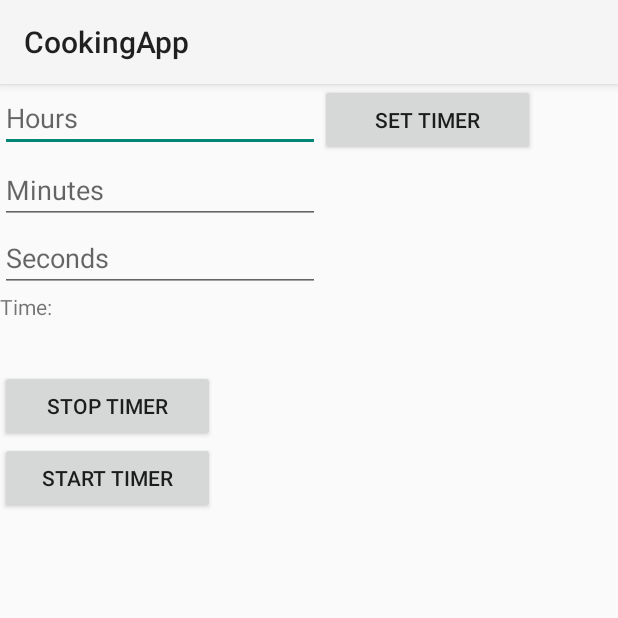
After one commit to Cadetll98/CSE115A-Bon-Appetit, an Android app built with Jetpack Compose: the Timer screen opened directly, with no data from a screen before it, on a phone screen of 412 x 824 dp, the top half of it. The commit adds this screen. Run offline under Robolectric (Android 15) with nearby library versions, the phone set to English and light mode, and no system bars.

Commit message:
finish the timerpart

```diff
--- /dev/null
+++ b/app/src/main/java/com/cookingapp/Timer.kt
@@ -0,0 +1,124 @@
+package com.cookingapp
+
+import android.media.RingtoneManager
+import android.net.Uri
+import android.os.Bundle
+import android.os.Handler
+import android.os.Message
+import android.view.View
+import android.widget.Button
+import android.widget.EditText
+import android.widget.TextView
+import androidx.appcompat.app.AppCompatActivity
+import java.util.*
+import java.util.Timer
+
+
+class Timer : AppCompatActivity(), View.OnClickListener {
+    private var inputh: EditText? = null
+    private var inputm: EditText? = null
+    private var inputs: EditText? = null
+    private var get: Button? = null
+    private var startTime: Button? = null
+    private var stopTime: Button? = null
+    private var time: TextView? = null
+    private var i = 0
+    private var j = 0
+    private var k = 0
+    private var total = 0
+    private var hour = 0
+    private var min = 0
+    private var sec = 0
+    private var timer: Timer? = null
+    private var task: TimerTask? = null
+
+    override fun onCreate(savedInstanceState: Bundle?) {
+        super.onCreate(savedInstanceState)
+        setContentView(R.layout.activity_timer)
+        initView()
+    }
+    private fun initView() {
+        inputh = findViewById<View>(R.id.inputh) as EditText
+        inputm = findViewById<View>(R.id.inputm) as EditText
+        inputs = findViewById<View>(R.id.inputs) as EditText
+        get = findViewById<View>(R.id.gettime) as Button
+        startTime = findViewById<View>(R.id.starttime) as Button
+        stopTime = findViewById<View>(R.id.stoptime) as Button
+        time = findViewById<View>(R.id.time) as TextView
+        get!!.setOnClickListener(this)
+        stopTime!!.setOnClickListener(this)
+        startTime!!.setOnClickListener(this)
+    }
+
+    override fun onClick(v: View) {
+        when (v.id) {
+            R.id.gettime -> {
+                i = if(inputh!!.text.toString() != ""){
+                    inputh!!.text.toString().toInt()
+                }else {
+                    0
+                }
+                j = if(inputm!!.text.toString() != ""){
+                    inputm!!.text.toString().toInt()
+                }else {
+                    0
+                }
+                k = if(inputs!!.text.toString() != ""){
+                    inputs!!.text.toString().toInt()
+                }else {
+                    0
+                }
+                total = (i * 60 * 60) + (j * 60) + k
+                time!!.text = "$i:$j:$k"
+            }
+            R.id.starttime -> StartTime()
+            R.id.stoptime -> StopTime()
+        }
+    }
+    private val mHandler: Handler = object : Handler() {
+        override fun handleMessage(msg: Message) {
+            val rest = msg.arg1
+
+            hour = if(rest>=3600){
+                rest/3600
+            }else {
+                0
+            }
+            min = if(rest >= 3600){
+                (rest % 3600)/60
+            }else if(rest >= 60){
+                rest/60
+            }else{
+                0
+            }
+            sec = (rest % 3600)%60
+            time!!.text = "$hour:$min:$sec"
+            StartTime()
+        }
+    }
+    fun StartTime() {
+        timer = Timer()
+        task = object : TimerTask() {
+            override fun run() {
+                if(total>0) {
+                    total--
+                    val message = mHandler.obtainMessage()
+                    message.arg1 = total
+                    mHandler.sendMessage(message)
+                }
+                if (total == 0){
+                    timer!!.cancel()
+                    val notification: Uri =
+                        RingtoneManager.getDefaultUri(RingtoneManager.TYPE_NOTIFICATION)
+                    val r = RingtoneManager.getRingtone(applicationContext, notification)
+                    r.play()
+                }
+            }
+        }
+        timer!!.schedule(task, 1000)
+    }
+
+    fun StopTime() {
+        timer!!.cancel()
+    }
+}
--- /dev/null
+++ b/app/src/main/res/layout/activity_timer.xml
@@ -0,0 +1,70 @@
+<?xml version="1.0" encoding="utf-8"?>
+<androidx.constraintlayout.widget.ConstraintLayout xmlns:android="http://schemas.android.com/apk/res/android"
+    xmlns:app="http://schemas.android.com/apk/res-auto"
+    xmlns:tools="http://schemas.android.com/tools"
+    android:layout_width="match_parent"
+    android:layout_height="match_parent"
+    tools:context=".Timer">
+
+    <LinearLayout
+        android:layout_width="match_parent"
+        android:layout_height="match_parent"
+        android:orientation="vertical"
+        app:layout_constraintTop_toTopOf="parent">
+
+
+        <LinearLayout
+            android:layout_width="wrap_content"
+            android:layout_height="wrap_content"
+            android:orientation="horizontal">
+
+            <EditText
+                android:id="@+id/inputh"
+                android:layout_width="wrap_content"
+                android:layout_height="wrap_content"
+                android:ems="10"
+                android:hint="Hours"/>
+
+            <Button
+                android:id="@+id/gettime"
+                android:layout_width="143dp"
+                android:layout_height="wrap_content"
+                android:text="Set Timer" />
+
+
+
+        </LinearLayout>
+        <EditText
+            android:id="@+id/inputm"
+            android:layout_width="wrap_content"
+            android:layout_height="wrap_content"
+            android:ems="10"
+            android:hint="Minutes"/>
+        <EditText
+            android:id="@+id/inputs"
+            android:layout_width="wrap_content"
+            android:layout_height="wrap_content"
+            android:ems="10"
+            android:hint="Seconds"/>
+
+        <TextView
+            android:id="@+id/time"
+            android:layout_width="match_parent"
+            android:layout_height="52dp"
+            android:text="Time:" />
+
+        <Button
+            android:id="@+id/stoptime"
+            android:layout_width="143dp"
+            android:layout_height="wrap_content"
+            android:text="Stop Timer" />
+
+        <Button
+            android:id="@+id/starttime"
+            android:layout_width="143dp"
+            android:layout_height="wrap_content"
+            android:text="Start Timer" />
+
+    </LinearLayout>
+
+</androidx.constraintlayout.widget.ConstraintLayout>
```
Also changed, not shown: app/src/main/AndroidManifest.xml (+5 -2 lines), app/src/main/java/com/cookingapp/MainActivity.kt (+22 -0 lines), app/src/main/java/com/cookingapp/SettingsActivity.kt (line endings or trailing spaces).
